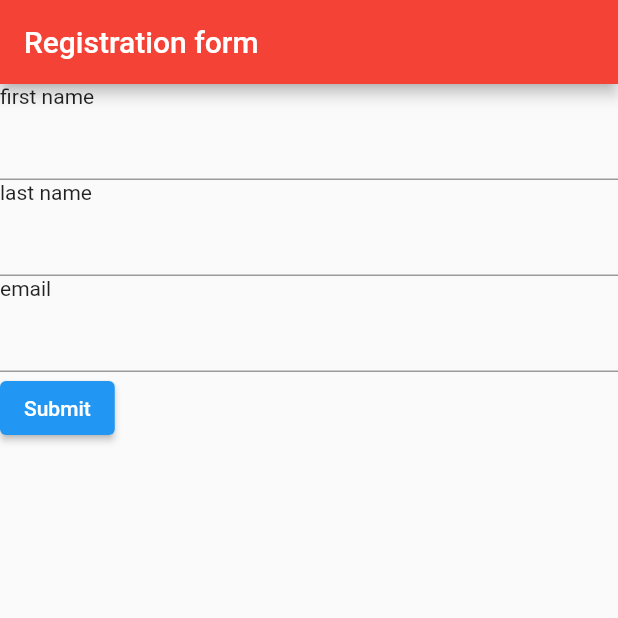
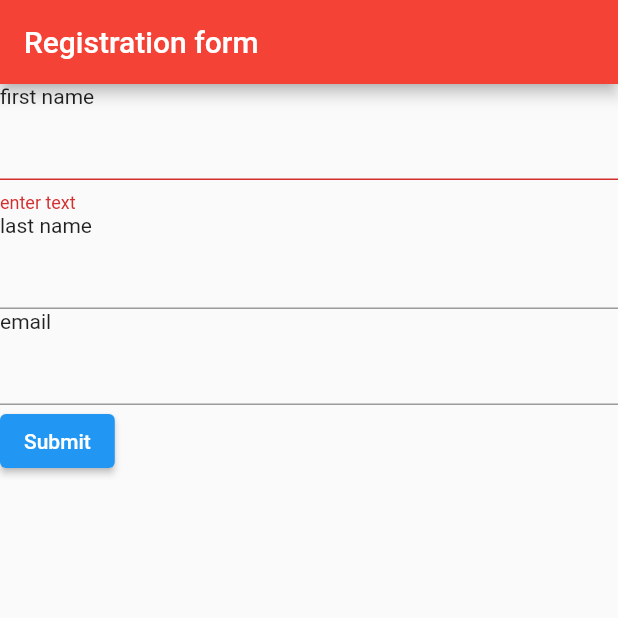
Before and after one commit to Sprajapati123/33A, a Flutter app: the screen it shows after launch, after a tap on "Submit", on a phone screen of 412 x 824 dp, the top half of it. Run offline on Flutter 3.47's test engine with Material 2 defaults, Android fonts, the phone set to English and light mode, and no system bars; our stand-ins replace firebase_auth, firebase_core, firebase_database; accounts and stored records are empty.

```diff
--- a/lib/form/form_screen.dart
+++ b/lib/form/form_screen.dart
@@ -13,36 +13,50 @@ class _FormScreenState extends State<FormScreen> {
   TextEditingController fnameController = TextEditingController();
   TextEditingController lnameController = TextEditingController();
   TextEditingController emailController = TextEditingController();
-
+  final formKey = GlobalKey<FormState>();
   final database = FirebaseDatabase.instance;
   @override
   Widget build(BuildContext context) {
     return Scaffold(
       appBar: AppBar(title: Text("Registration form"),),
-      body: Column(
+      body: Form(
+        key: formKey,
+        child: Column(
           mainAxisAlignment: MainAxisAlignment.start,
           crossAxisAlignment: CrossAxisAlignment.start,
           children: [
             Text("first name"),
-          TextFormField(controller: fnameController),
+            TextFormField(
+              validator: (value){
+                if(value == ""){
+                  return "enter text";
+                }
+                return null;
+              },
+                controller: fnameController),
             Text("last name"),
             TextFormField(controller: lnameController),
             Text("email"),
             TextFormField(controller: emailController),
 
             ElevatedButton(onPressed: () async{
+              if(formKey.currentState!.validate()){
                 var data = {
                   "firstname": fnameController.text,
                   "lastname": lnameController.text,
                   "email": emailController.text,
+
                 };
                 await database.ref().child("contact").push().set(data).then((value) {
                   print("Success");
                 }).onError((error, stackTrace) {
                   print(error.toString());
                 });
+              }
+
             }, child: Text("Submit"))
           ],
+        ),
       ),
     );
   }
```
Lines whose indentation alone changed are shown as unchanged.
